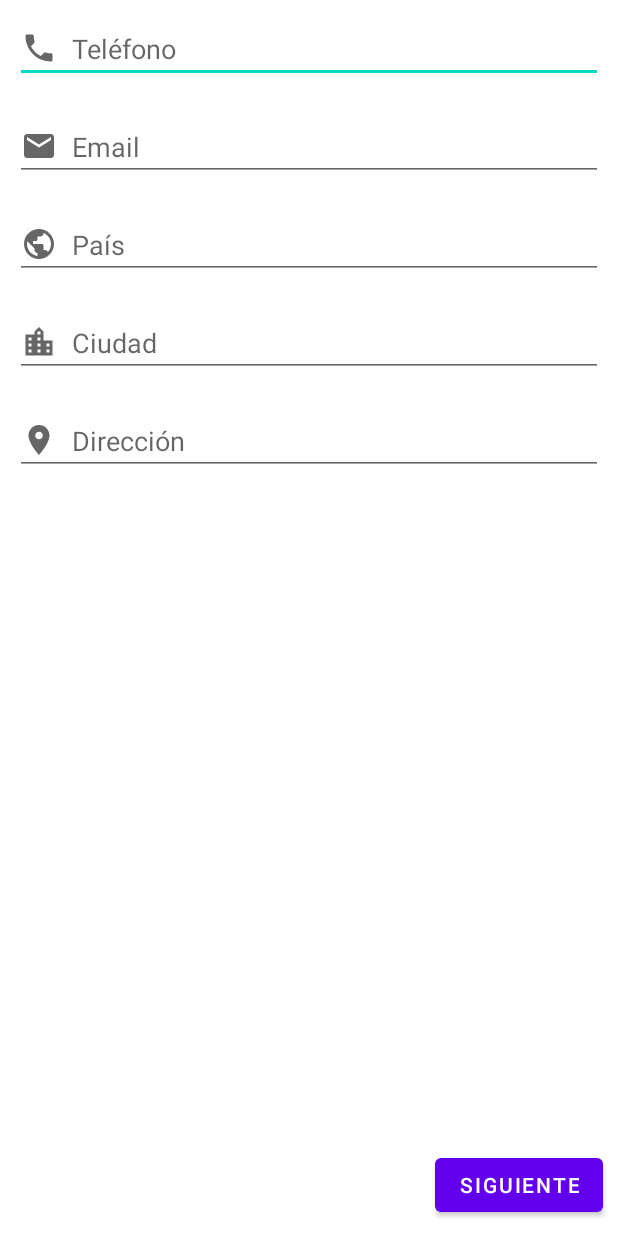
After one commit to Steven-Grajales/LabsCM20211-Gr06, an Android app: the layout activity_contact_data.xml on its own in the app's theme, with its tools: preview values and no code run, on a phone screen of 412 x 824 dp. The commit adds this screen. Run offline under Robolectric (Android 15) with nearby library versions, the phone set to English and light mode, and no system bars.

Commit message:
Portrait layout de ContactData, versión inicial

```diff
--- /dev/null
+++ b/Lab1-UI/src/main/java/co/edu/udea/compumovil/gr06_20211/lab1/ContactDataActivity.kt
@@ -0,0 +1,11 @@
+package co.edu.udea.compumovil.gr06_20211.lab1
+
+import android.os.Bundle
+import androidx.appcompat.app.AppCompatActivity
+
+class ContactDataActivity: AppCompatActivity() {
+    override fun onCreate(savedInstanceState: Bundle?) {
+        super.onCreate(savedInstanceState)
+        setContentView(R.layout.activity_contact_data)
+    }
+}
--- /dev/null
+++ b/Lab1-UI/src/main/res/drawable/ic_address.xml
@@ -0,0 +1,10 @@
+<vector xmlns:android="http://schemas.android.com/apk/res/android"
+    android:width="24dp"
+    android:height="24dp"
+    android:viewportWidth="24"
+    android:viewportHeight="24"
+    android:tint="?attr/colorControlNormal">
+  <path
+      android:fillColor="@android:color/white"
+      android:pathData="M12,2C8.13,2 5,5.13 5,9c0,5.25 7,13 7,13s7,-7.75 7,-13c0,-3.87 -3.13,-7 -7,-7zM12,11.5c-1.38,0 -2.5,-1.12 -2.5,-2.5s1.12,-2.5 2.5,-2.5 2.5,1.12 2.5,2.5 -1.12,2.5 -2.5,2.5z"/>
+</vector>
--- /dev/null
+++ b/Lab1-UI/src/main/res/drawable/ic_city.xml
@@ -0,0 +1,10 @@
+<vector xmlns:android="http://schemas.android.com/apk/res/android"
+    android:width="24dp"
+    android:height="24dp"
+    android:viewportWidth="24"
+    android:viewportHeight="24"
+    android:tint="?attr/colorControlNormal">
+  <path
+      android:fillColor="@android:color/white"
+      android:pathData="M15,11L15,5l-3,-3 -3,3v2L3,7v14h18L21,11h-6zM7,19L5,19v-2h2v2zM7,15L5,15v-2h2v2zM7,11L5,11L5,9h2v2zM13,19h-2v-2h2v2zM13,15h-2v-2h2v2zM13,11h-2L11,9h2v2zM13,7h-2L11,5h2v2zM19,19h-2v-2h2v2zM19,15h-2v-2h2v2z"/>
+</vector>
--- /dev/null
+++ b/Lab1-UI/src/main/res/drawable/ic_country.xml
@@ -0,0 +1,10 @@
+<vector xmlns:android="http://schemas.android.com/apk/res/android"
+    android:width="24dp"
+    android:height="24dp"
+    android:viewportWidth="24"
+    android:viewportHeight="24"
+    android:tint="?attr/colorControlNormal">
+  <path
+      android:fillColor="@android:color/white"
+      android:pathData="M12,2C6.48,2 2,6.48 2,12s4.48,10 10,10 10,-4.48 10,-10S17.52,2 12,2zM11,19.93c-3.95,-0.49 -7,-3.85 -7,-7.93 0,-0.62 0.08,-1.21 0.21,-1.79L9,15v1c0,1.1 0.9,2 2,2v1.93zM17.9,17.39c-0.26,-0.81 -1,-1.39 -1.9,-1.39h-1v-3c0,-0.55 -0.45,-1 -1,-1L8,12v-2h2c0.55,0 1,-0.45 1,-1L11,7h2c1.1,0 2,-0.9 2,-2v-0.41c2.93,1.19 5,4.06 5,7.41 0,2.08 -0.8,3.97 -2.1,5.39z"/>
+</vector>
--- /dev/null
+++ b/Lab1-UI/src/main/res/drawable/ic_email.xml
@@ -0,0 +1,10 @@
+<vector xmlns:android="http://schemas.android.com/apk/res/android"
+    android:width="24dp"
+    android:height="24dp"
+    android:viewportWidth="24"
+    android:viewportHeight="24"
+    android:tint="?attr/colorControlNormal">
+  <path
+      android:fillColor="@android:color/white"
+      android:pathData="M20,4L4,4c-1.1,0 -1.99,0.9 -1.99,2L2,18c0,1.1 0.9,2 2,2h16c1.1,0 2,-0.9 2,-2L22,6c0,-1.1 -0.9,-2 -2,-2zM20,8l-8,5 -8,-5L4,6l8,5 8,-5v2z"/>
+</vector>
--- /dev/null
+++ b/Lab1-UI/src/main/res/drawable/ic_phone.xml
@@ -0,0 +1,10 @@
+<vector xmlns:android="http://schemas.android.com/apk/res/android"
+    android:width="24dp"
+    android:height="24dp"
+    android:viewportWidth="24"
+    android:viewportHeight="24"
+    android:tint="?attr/colorControlNormal">
+  <path
+      android:fillColor="@android:color/white"
+      android:pathData="M6.62,10.79c1.44,2.83 3.76,5.14 6.59,6.59l2.2,-2.2c0.27,-0.27 0.67,-0.36 1.02,-0.24 1.12,0.37 2.33,0.57 3.57,0.57 0.55,0 1,0.45 1,1V20c0,0.55 -0.45,1 -1,1 -9.39,0 -17,-7.61 -17,-17 0,-0.55 0.45,-1 1,-1h3.5c0.55,0 1,0.45 1,1 0,1.25 0.2,2.45 0.57,3.57 0.11,0.35 0.03,0.74 -0.25,1.02l-2.2,2.2z"/>
+</vector>
--- /dev/null
+++ b/Lab1-UI/src/main/res/layout/activity_contact_data.xml
@@ -0,0 +1,92 @@
+<?xml version="1.0" encoding="utf-8"?>
+<androidx.constraintlayout.widget.ConstraintLayout
+    xmlns:android="http://schemas.android.com/apk/res/android"
+    xmlns:app="http://schemas.android.com/apk/res-auto"
+    xmlns:tools="http://schemas.android.com/tools"
+    android:layout_width="match_parent"
+    android:layout_height="match_parent">
+
+    <LinearLayout
+        android:id="@+id/layoutContactData"
+        android:layout_width="match_parent"
+        android:layout_height="match_parent"
+        android:orientation="vertical"
+        app:layout_constraintTop_toTopOf="parent">
+
+        <EditText
+            android:id="@+id/txtPhone"
+            android:layout_width="match_parent"
+            android:layout_height="wrap_content"
+            android:inputType="phone"
+            android:layout_margin="10dp"
+            android:hint="@string/phone"
+            android:drawableStart="@drawable/ic_phone"
+            android:drawableLeft="@drawable/ic_phone"
+            android:drawablePadding="10dp">
+        </EditText>
+
+        <EditText
+            android:id="@+id/txtEmail"
+            android:layout_width="match_parent"
+            android:layout_height="wrap_content"
+            android:inputType="textEmailAddress"
+            android:layout_margin="10dp"
+            android:hint="@string/email"
+            android:drawableStart="@drawable/ic_email"
+            android:drawableLeft="@drawable/ic_email"
+            android:drawablePadding="10dp">
+        </EditText>
+
+        <EditText
+            android:id="@+id/txtCountry"
+            android:layout_width="match_parent"
+            android:layout_height="wrap_content"
+            android:inputType="textAutoComplete"
+            android:layout_margin="10dp"
+            android:hint="@string/country"
+            android:drawableStart="@drawable/ic_country"
+            android:drawableLeft="@drawable/ic_country"
+            android:drawablePadding="10dp">
+        </EditText>
+
+        <EditText
+            android:id="@+id/txtCity"
+            android:layout_width="match_parent"
+            android:layout_height="wrap_content"
+            android:inputType="textAutoComplete"
+            android:layout_margin="10dp"
+            android:hint="@string/city"
+            android:drawableStart="@drawable/ic_city"
+            android:drawableLeft="@drawable/ic_city"
+            android:drawablePadding="10dp">
+        </EditText>
+
+        <EditText
+            android:id="@+id/txtAddress"
+            android:layout_width="match_parent"
+            android:layout_height="wrap_content"
+            android:inputType="textPostalAddress"
+            android:layout_margin="10dp"
+            android:hint="@string/address"
+            android:drawableStart="@drawable/ic_address"
+            android:drawableLeft="@drawable/ic_address"
+            android:drawablePadding="10dp">
+        </EditText>
+    </LinearLayout>
+
+    <RelativeLayout
+        app:layout_constraintBottom_toBottomOf="parent"
+        app:layout_constraintEnd_toEndOf="parent"
+        android:layout_width="wrap_content"
+        android:layout_height="wrap_content">
+
+        <Button
+            android:layout_width="wrap_content"
+            android:layout_height="wrap_content"
+            android:layout_margin="10dp"
+            android:text="@string/next">
+        </Button>
+    </RelativeLayout>
+
+
+</androidx.constraintlayout.widget.ConstraintLayout>
--- a/Lab1-UI/src/main/res/values/strings.xml
+++ b/Lab1-UI/src/main/res/values/strings.xml
@@ -1,3 +1,9 @@
 <resources>
     <string name="app_name">LabsCM20211-Gr06</string>
+    <string name="next">Siguiente</string>
+    <string name="phone">Teléfono</string>
+    <string name="email">Email</string>
+    <string name="country">País</string>
+    <string name="city">Ciudad</string>
+    <string name="address">Dirección</string>
 </resources>
```
Also changed, not shown: 1 other file.
